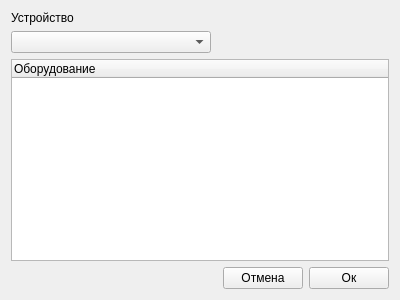
The window that deviceselectorform.ui (Balyaev-D-A/MFDB) describes before a commit, drawn with Qt 5.
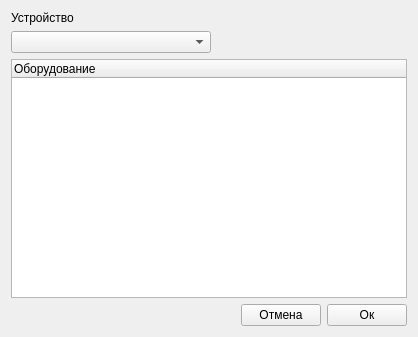
The same window after the commit.

What changed in the file:
```diff
--- a/deviceselectorform.ui
+++ b/deviceselectorform.ui
@@ -6,8 +6,8 @@
    <rect>
     <x>0</x>
     <y>0</y>
-    <width>400</width>
-    <height>300</height>
+    <width>418</width>
+    <height>337</height>
    </rect>
   </property>
   <property name="windowTitle">
@@ -77,14 +77,14 @@
       </spacer>
      </item>
      <item>
-      <widget class="QPushButton" name="okButton">
+      <widget class="QPushButton" name="cancelButton">
        <property name="text">
         <string>Отмена</string>
        </property>
       </widget>
      </item>
      <item>
-      <widget class="QPushButton" name="cancelButton">
+      <widget class="QPushButton" name="okButton">
        <property name="text">
         <string>Ок</string>
        </property>
```
